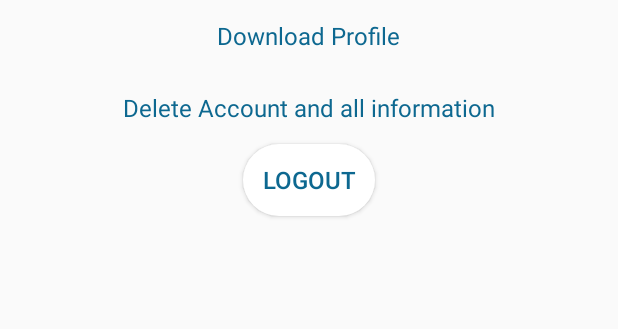
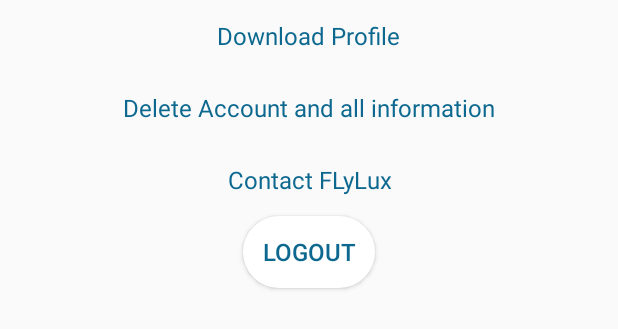
Before and after one commit to OliverHavis/PSM-Travel-App, an Android app built with Jetpack Compose: the layout fragment_more.xml on its own in the app's theme, with its tools: preview values and no code run, on a phone screen of 412 x 824 dp. Shown: the top 329 px of the screen. Run offline under Robolectric (Android 15) with nearby library versions, the phone set to English and light mode, and no system bars.

Commit message:
Add contact button

```diff
--- a/app/src/main/res/layout/fragment_more.xml
+++ b/app/src/main/res/layout/fragment_more.xml
@@ -4,7 +4,7 @@
     android:layout_width="match_parent"
     android:layout_height="match_parent">
 
-    <!--  logout Button  -->
+    <!--  Download Button  -->
     <Button
         android:id="@+id/download_accountBtn"
         android:layout_width="wrap_content"
@@ -19,7 +19,7 @@
         android:textSize="16sp"
         />
 
-    <!--  logout Button  -->
+    <!--  Delete Account Button  -->
     <Button
         android:id="@+id/delete_accountBtn"
         android:layout_width="wrap_content"
@@ -27,6 +27,21 @@
         android:background="#00000000"
         android:padding="10dp"
         android:text="@string/delete_account_and_all_information"
+        android:textAllCaps="false"
+        android:textAppearance="@style/Widget.AppCompat.Spinner.Underlined"
+        android:layout_gravity="center"
+        android:textColor="@color/dark_blue"
+        android:textSize="16sp"
+        />
+
+    <!--  Contact Button  -->
+    <Button
+        android:id="@+id/contact_accountBtn"
+        android:layout_width="wrap_content"
+        android:layout_height="wrap_content"
+        android:background="#00000000"
+        android:padding="10dp"
+        android:text="Contact FLyLux"
         android:textAllCaps="false"
         android:textAppearance="@style/Widget.AppCompat.Spinner.Underlined"
         android:layout_gravity="center"
```
